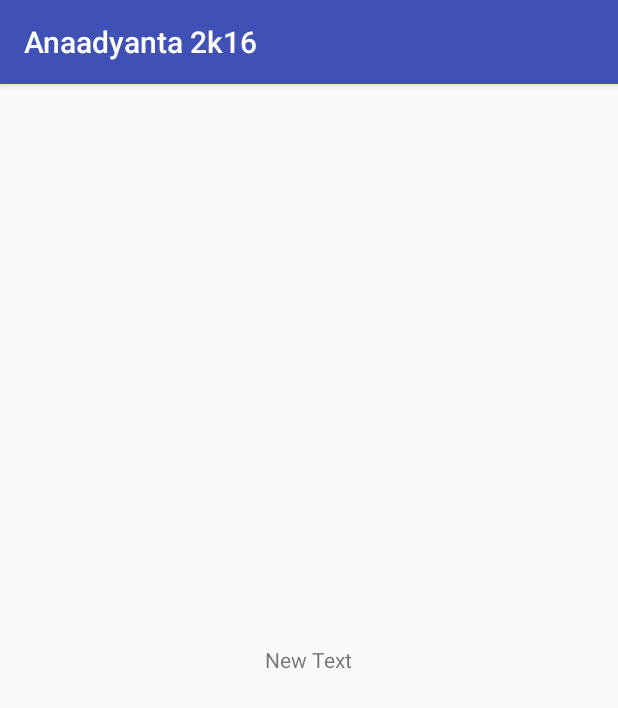
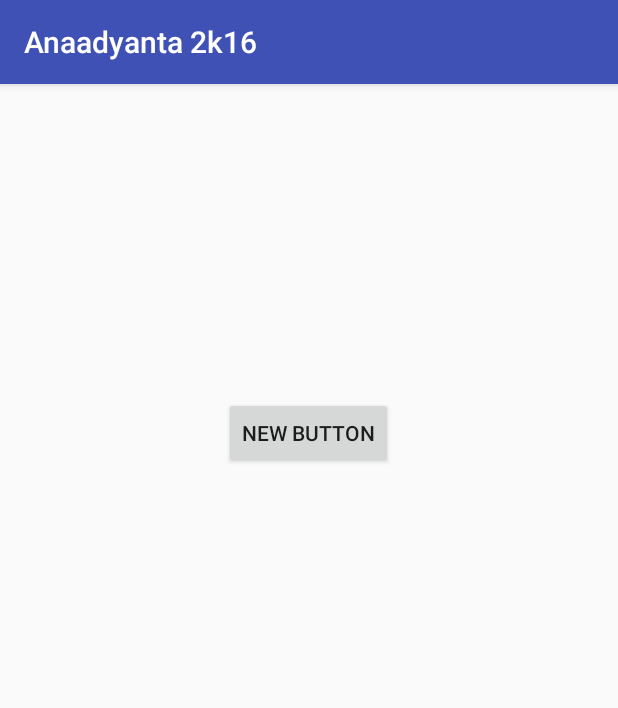
Before and after one commit to Niranjan-B/anaadyanta-2k16, an Android app: the screen it shows after launch (MainActivity), on a phone screen of 412 x 824 dp. Shown: the top 708 px of the screen. Run offline under Robolectric (Android 15) with nearby library versions, the phone set to English and light mode, and no system bars.

Commit message:
My trail commit

```diff
--- a/app/src/main/res/layout/activity_main.xml
+++ b/app/src/main/res/layout/activity_main.xml
@@ -1,20 +1,20 @@
+<?xml version="1.0" encoding="utf-8"?>
 
-<?xml version="1.0" encoding="utf-8"?>
-<RelativeLayout xmlns:android="http://schemas.android.com/apk/res/android"
-    xmlns:tools="http://schemas.android.com/tools"
+
+<RelativeLayout
     android:layout_width="match_parent"
-    android:layout_height="match_parent"
-    android:paddingBottom="@dimen/activity_vertical_margin"
-    android:paddingLeft="@dimen/activity_horizontal_margin"
-    android:paddingRight="@dimen/activity_horizontal_margin"
-    android:paddingTop="@dimen/activity_vertical_margin"
-    tools:context="org.anaadyanta.anaadyanta2k16.MainActivity">
+    android:layout_height="350dp"
+    android:layout_gravity="center_horizontal"
+    android:id="@+id/r1"
+    xmlns:android="http://schemas.android.com/apk/res/android">
 
-    <TextView
-        android:layout_width="wrap_content"
-        android:layout_height="wrap_content"
-        android:text="New Text"
-        android:id="@+id/textView"
-        android:layout_centerVertical="true"
-        android:layout_centerHorizontal="true" />
-</RelativeLayout>
+
+            <Button
+                android:layout_width="wrap_content"
+                android:layout_height="wrap_content"
+                android:text="New Button"
+                android:id="@+id/button3"
+                android:layout_alignParentBottom="true"
+                android:layout_centerHorizontal="true"
+                android:layout_marginBottom="93dp" />
+        </RelativeLayout>
```
Also changed, not shown: settings.gradle (line endings or trailing spaces).
